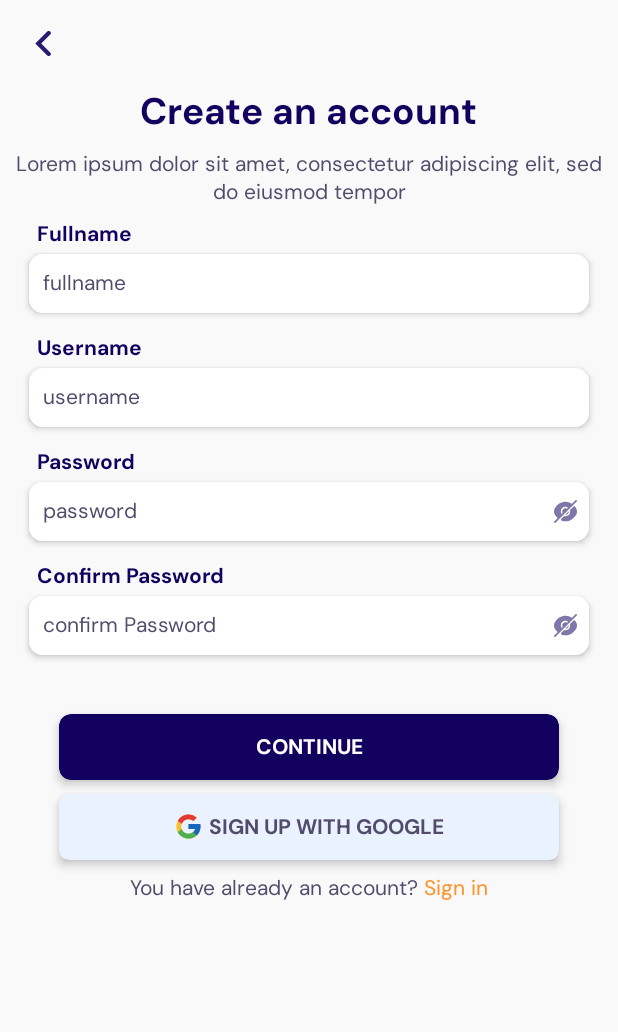
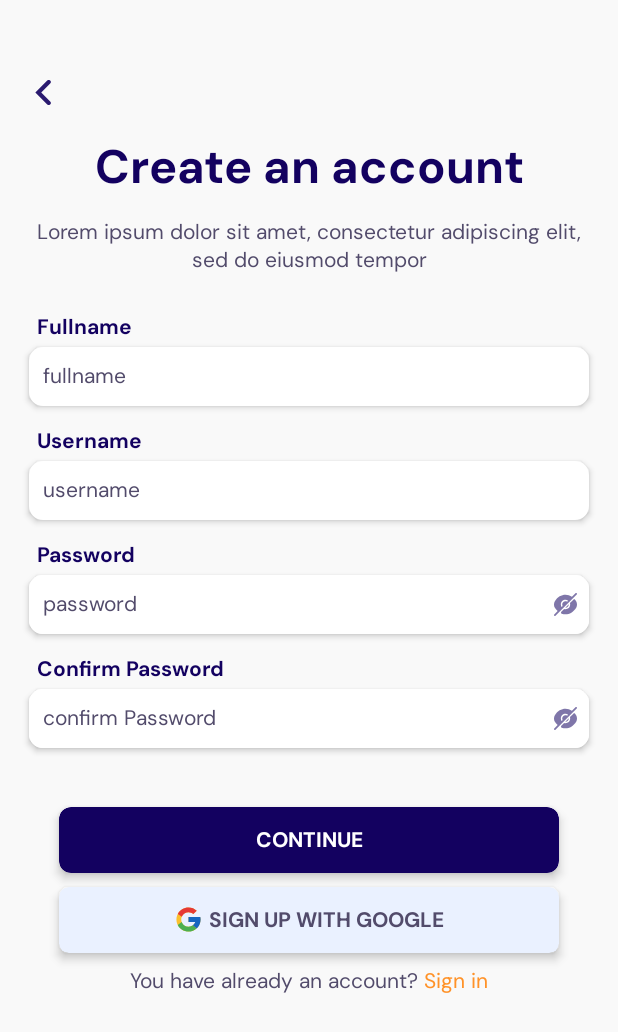
Before and after one commit to Murodhonov/UzWorks, an Android app: the SignUpFragment screen opened through its navigation route, on a phone screen of 412 x 824 dp. Shown: the top 1032 px of the screen. Run offline under Robolectric (Android 15) with nearby library versions, the phone set to English and light mode, and no system bars; our stand-ins replace sdp/ssp sizes; plain views replace SmoothBottomBar; 1 statement that could not run was skipped.

Commit message:
collapsing with swipe is in progress in fragment_sign_up and fragment_select_role

```diff
--- a/app/src/main/java/dev/goblingroup/uzworks/utils/extensions/EditTextExtensions.kt
+++ b/app/src/main/java/dev/goblingroup/uzworks/utils/extensions/EditTextExtensions.kt
@@ -3,13 +3,15 @@ package dev.goblingroup.uzworks.utils.extensions
 import android.content.Context
 import android.text.method.HideReturnsTransformationMethod
 import android.text.method.PasswordTransformationMethod
+import android.widget.EditText
+import android.widget.ImageView
 import androidx.appcompat.widget.AppCompatEditText
 import com.google.android.material.imageview.ShapeableImageView
 import dev.goblingroup.uzworks.R
 
-fun AppCompatEditText.showHidePassword(
+fun EditText.showHidePassword(
     context: Context,
-    eyeIcon: ShapeableImageView
+    eyeIcon: ImageView
 ) {
     if (this.transformationMethod == PasswordTransformationMethod.getInstance()) {
         /**
--- a/app/src/main/res/layout/fragment_sign_up.xml
+++ b/app/src/main/res/layout/fragment_sign_up.xml
@@ -7,43 +7,57 @@
     android:layout_height="match_parent"
     tools:context=".fragments.auth.SignUpFragment">
 
-    <LinearLayout
+    <androidx.constraintlayout.motion.widget.MotionLayout
         android:layout_width="match_parent"
         android:layout_height="wrap_content"
         android:background="@color/registration_background"
-        android:orientation="vertical"
-        android:paddingBottom="@dimen/_15sdp">
+        android:paddingBottom="@dimen/_15sdp"
+        app:layoutDescription="@xml/fragment_sign_up_scene">
 
         <ImageView
+            android:layout_marginTop="@dimen/_40sdp"
+            app:layout_constraintLeft_toLeftOf="parent"
             android:id="@+id/back"
             android:layout_width="@dimen/_15sdp"
             android:layout_height="@dimen/_15sdp"
             android:layout_marginStart="@dimen/_15sdp"
-            android:layout_marginTop="@dimen/_15sdp"
-            android:layout_marginBottom="@dimen/_15sdp"
+            app:layout_constraintTop_toTopOf="parent"
             android:padding="@dimen/_1sdp"
             android:src="@drawable/ic_back" />
 
         <TextView
+            android:id="@+id/create_account_tv"
+            android:textSize="@dimen/_24ssp"
+            app:layout_constraintLeft_toLeftOf="parent"
+            app:layout_constraintRight_toRightOf="parent"
             android:layout_width="wrap_content"
             android:layout_height="wrap_content"
-            android:layout_gravity="center_horizontal"
             android:layout_marginStart="@dimen/_15sdp"
             android:layout_marginEnd="@dimen/_15sdp"
             android:fontFamily="@font/dmsans_bold"
             android:text="Create an account"
             android:textColor="@color/black_blue"
-            android:textSize="@dimen/_19ssp" />
+            app:layout_constraintTop_toBottomOf="@id/back" />
 
         <TextView
-            android:layout_width="wrap_content"
+            android:id="@+id/under_create_account_tv"
+            android:layout_width="match_parent"
+            android:layout_marginTop="@dimen/_10sdp"
             android:layout_height="wrap_content"
-            android:layout_margin="@dimen/_7sdp"
             android:layout_marginStart="@dimen/_15sdp"
-            android:layout_marginTop="@dimen/_7sdp"
+            app:layout_constraintTop_toBottomOf="@id/create_account_tv"
             android:layout_marginEnd="@dimen/_15sdp"
             android:text="Lorem ipsum dolor sit amet, consectetur adipiscing elit, sed do eiusmod tempor"
             android:textAlignment="center" />
+
+        <LinearLayout
+            android:id="@+id/inputs_layout"
+            android:layout_width="match_parent"
+            android:layout_height="0dp"
+            android:layout_marginTop="@dimen/_10sdp"
+            android:orientation="vertical"
+            app:layout_constraintBottom_toBottomOf="parent"
+            app:layout_constraintTop_toBottomOf="@id/under_create_account_tv">
 
             <TextView
                 android:layout_width="wrap_content"
@@ -71,14 +85,14 @@
                 android:layout_width="match_parent"
                 android:layout_height="wrap_content"
                 android:layout_marginStart="@dimen/_15sdp"
-            android:visibility="gone"
                 android:layout_marginTop="@dimen/_5sdp"
                 android:layout_marginEnd="@dimen/_15sdp"
                 android:background="@drawable/error_background"
                 android:gravity="center_vertical"
                 android:orientation="horizontal"
                 android:paddingTop="@dimen/_1sdp"
-            android:paddingBottom="@dimen/_1sdp">
+                android:paddingBottom="@dimen/_1sdp"
+                android:visibility="gone">
 
                 <ImageView
                     android:layout_width="@dimen/_10sdp"
@@ -90,10 +104,10 @@
                     android:layout_width="wrap_content"
                     android:layout_height="wrap_content"
                     android:layout_marginStart="@dimen/_3sdp"
-                android:textSize="@dimen/_10ssp"
                     android:fontFamily="@font/dmsans_bold"
                     android:text="Full name should enter"
-                android:textColor="@color/red" />
+                    android:textColor="@color/red"
+                    android:textSize="@dimen/_10ssp" />
 
             </LinearLayout>
 
@@ -123,7 +137,6 @@
                 android:id="@+id/username_error_layout"
                 android:layout_width="match_parent"
                 android:layout_height="wrap_content"
-            android:visibility="gone"
                 android:layout_marginStart="@dimen/_15sdp"
                 android:layout_marginTop="@dimen/_5sdp"
                 android:layout_marginEnd="@dimen/_15sdp"
@@ -131,7 +144,8 @@
                 android:gravity="center_vertical"
                 android:orientation="horizontal"
                 android:paddingTop="@dimen/_1sdp"
-            android:paddingBottom="@dimen/_1sdp">
+                android:paddingBottom="@dimen/_1sdp"
+                android:visibility="gone">
 
                 <ImageView
                     android:layout_width="@dimen/_10sdp"
@@ -143,10 +157,10 @@
                     android:layout_width="wrap_content"
                     android:layout_height="wrap_content"
                     android:layout_marginStart="@dimen/_3sdp"
-                android:textSize="@dimen/_10ssp"
                     android:fontFamily="@font/dmsans_bold"
                     android:text="Username should enter"
-                android:textColor="@color/red" />
+                    android:textColor="@color/red"
+                    android:textSize="@dimen/_10ssp" />
 
             </LinearLayout>
 
@@ -201,14 +215,14 @@
                 android:layout_width="match_parent"
                 android:layout_height="wrap_content"
                 android:layout_marginStart="@dimen/_15sdp"
-            android:visibility="gone"
                 android:layout_marginTop="@dimen/_5sdp"
                 android:layout_marginEnd="@dimen/_15sdp"
                 android:background="@drawable/error_background"
                 android:gravity="center_vertical"
                 android:orientation="horizontal"
                 android:paddingTop="@dimen/_1sdp"
-            android:paddingBottom="@dimen/_1sdp">
+                android:paddingBottom="@dimen/_1sdp"
+                android:visibility="gone">
 
                 <ImageView
                     android:layout_width="@dimen/_10sdp"
@@ -220,10 +234,10 @@
                     android:layout_width="wrap_content"
                     android:layout_height="wrap_content"
                     android:layout_marginStart="@dimen/_3sdp"
-                android:textSize="@dimen/_10ssp"
                     android:fontFamily="@font/dmsans_bold"
                     android:text="Password should enter"
-                android:textColor="@color/red" />
+                    android:textColor="@color/red"
+                    android:textSize="@dimen/_10ssp" />
 
             </LinearLayout>
 
@@ -277,7 +291,6 @@
                 android:id="@+id/confirm_password_error_layout"
                 android:layout_width="match_parent"
                 android:layout_height="wrap_content"
-            android:visibility="gone"
                 android:layout_marginStart="@dimen/_15sdp"
                 android:layout_marginTop="@dimen/_5sdp"
                 android:layout_marginEnd="@dimen/_15sdp"
@@ -285,7 +298,8 @@
                 android:gravity="center_vertical"
                 android:orientation="horizontal"
                 android:paddingTop="@dimen/_1sdp"
-            android:paddingBottom="@dimen/_1sdp">
+                android:paddingBottom="@dimen/_1sdp"
+                android:visibility="gone">
 
                 <ImageView
                     android:layout_width="@dimen/_10sdp"
@@ -298,10 +312,10 @@
                     android:layout_width="wrap_content"
                     android:layout_height="wrap_content"
                     android:layout_marginStart="@dimen/_3sdp"
-                android:textSize="@dimen/_10ssp"
                     android:fontFamily="@font/dmsans_bold"
                     android:text="Confirm password should enter"
-                android:textColor="@color/red" />
+                    android:textColor="@color/red"
+                    android:textSize="@dimen/_10ssp" />
 
             </LinearLayout>
 
@@ -387,4 +401,6 @@
 
         </LinearLayout>
 
+    </androidx.constraintlayout.motion.widget.MotionLayout>
+
 </ScrollView>
--- /dev/null
+++ b/app/src/main/res/xml/fragment_sign_up_scene.xml
@@ -0,0 +1,96 @@
+<?xml version="1.0" encoding="utf-8"?>
+<MotionScene xmlns:android="http://schemas.android.com/apk/res/android"
+    xmlns:motion="http://schemas.android.com/apk/res-auto">
+
+    <Transition
+        motion:constraintSetEnd="@+id/end"
+        motion:constraintSetStart="@+id/start"
+        motion:duration="1000">
+
+        <OnSwipe
+            motion:dragDirection="dragUp"
+            motion:touchAnchorId="@id/create_account_tv"
+            motion:touchAnchorSide="top" />
+
+    </Transition>
+
+
+    <ConstraintSet android:id="@+id/start">
+        <Constraint
+            android:id="@+id/back"
+            android:layout_width="@dimen/_15sdp"
+            android:layout_height="@dimen/_15sdp"
+            android:layout_marginStart="@dimen/_15sdp"
+            android:layout_marginTop="@dimen/_40sdp"
+            motion:layout_constraintLeft_toLeftOf="parent"
+            motion:layout_constraintTop_toTopOf="parent" />
+
+        <Constraint
+            android:id="@+id/create_account_tv"
+            android:layout_width="wrap_content"
+            android:layout_height="wrap_content"
+            android:layout_marginStart="@dimen/_15sdp"
+            android:layout_marginTop="@dimen/_15sdp"
+            android:layout_marginEnd="@dimen/_15sdp"
+            motion:layout_constraintLeft_toLeftOf="parent"
+            motion:layout_constraintRight_toRightOf="parent"
+            motion:layout_constraintTop_toBottomOf="@id/back" />
+
+        <Constraint
+            android:id="@+id/under_create_account_tv"
+            android:layout_width="match_parent"
+            android:layout_height="wrap_content"
+            android:layout_marginStart="@dimen/_15sdp"
+            android:layout_marginTop="@dimen/_10sdp"
+            android:layout_marginEnd="@dimen/_15sdp"
+            motion:layout_constraintTop_toBottomOf="@id/create_account_tv" />
+
+        <Constraint
+            android:id="@+id/inputs_layout"
+            android:layout_width="match_parent"
+            android:layout_height="0dp"
+            android:layout_marginTop="@dimen/_20sdp"
+            android:orientation="vertical"
+            motion:layout_constraintBottom_toBottomOf="parent"
+            motion:layout_constraintTop_toBottomOf="@id/under_create_account_tv">
+
+        </Constraint>
+    </ConstraintSet>
+
+    <ConstraintSet android:id="@+id/end">
+        <Constraint
+            android:id="@+id/back"
+            android:layout_width="@dimen/_15sdp"
+            android:layout_height="@dimen/_15sdp"
+            android:layout_marginStart="@dimen/_15sdp"
+            android:layout_marginTop="@dimen/_20sdp"
+            motion:layout_constraintLeft_toLeftOf="parent"
+            motion:layout_constraintTop_toTopOf="parent" />
+
+        <Constraint
+            android:id="@+id/create_account_tv"
+            android:layout_width="wrap_content"
+            android:layout_height="wrap_content"
+            android:layout_marginStart="@dimen/_10sdp"
+            motion:layout_constraintBottom_toBottomOf="@id/back"
+            motion:layout_constraintLeft_toRightOf="@id/back"
+            motion:layout_constraintTop_toTopOf="@id/back" />
+
+        <Constraint
+            android:id="@+id/under_create_account_tv"
+            android:layout_width="wrap_content"
+            android:layout_height="wrap_content"
+            android:visibility="gone" />
+
+        <Constraint
+            android:id="@+id/inputs_layout"
+            android:layout_width="match_parent"
+            android:layout_height="0dp"
+            android:layout_marginTop="@dimen/_20sdp"
+            android:orientation="vertical"
+            motion:layout_constraintTop_toBottomOf="@id/create_account_tv">
+
+        </Constraint>
+    </ConstraintSet>
+
+</MotionScene>
```
Also changed, not shown: app/src/main/res/layout/fragment_select_role.xml (+12 -15 lines), app/src/main/res/xml/fragment_select_role_scene.xml (added, +98 -0 lines). Lines whose indentation alone changed are shown as unchanged.
